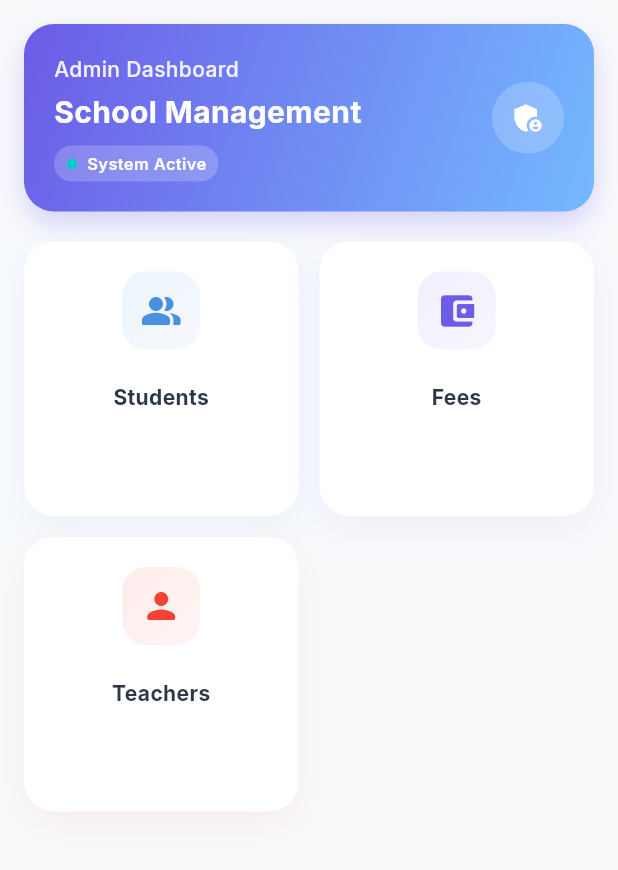
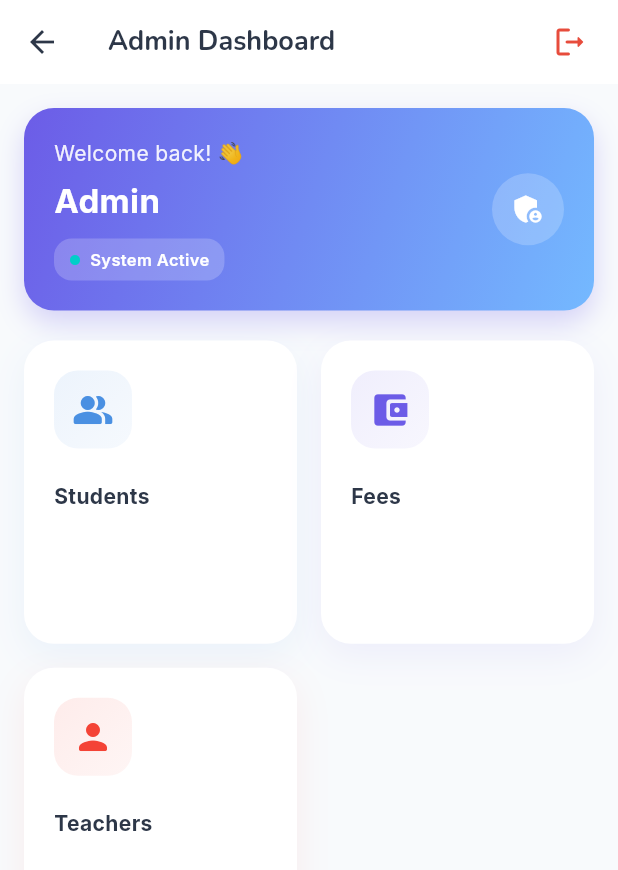
Before and after one commit to Aatif70/dps, a Flutter app: the AdminDashboardScreen screen opened by its route, on a phone screen of 412 x 824 dp. Shown: the top 870 px of the screen. Run offline on Flutter 3.47's test engine with Material 3 defaults, Android fonts, the phone set to English and light mode, and no system bars; our stand-ins replace animated_text_kit, file_picker, google_fonts, percent_indicator, photo_view, shared_preferences and 2 more; missing offline and left inert: flutter_inappwebview; accounts and stored records are empty; network calls fail.

Commit message:
admin logout

```diff
--- a/lib/screens/admin/admin_dashboard_screen.dart
+++ b/lib/screens/admin/admin_dashboard_screen.dart
@@ -1,5 +1,6 @@
 import 'package:flutter/material.dart';
 import 'package:dps/constants/app_routes.dart';
+import 'package:shared_preferences/shared_preferences.dart';
 
 import '../../services/admin_dashboard_service.dart';
 
@@ -15,6 +16,7 @@ class _AdminDashboardScreenState extends State<AdminDashboardScreen>
   late AnimationController _fadeAnimationController;
   late Animation<double> _fadeAnimation;
   late TabController _tabController;
+  String _fullName = '';
 
   // Data variables
   DashboardCounterData? _dashboardCounter;
@@ -28,6 +30,14 @@ class _AdminDashboardScreenState extends State<AdminDashboardScreen>
     super.initState();
     _initializeAnimation();
     _loadDashboardData();
+    _loadFullName();
+  }
+
+  Future<void> _loadFullName() async {
+    final prefs = await SharedPreferences.getInstance();
+    setState(() {
+      _fullName = prefs.getString('FullName') ?? 'Admin';
+    });
   }
 
   void _initializeAnimation() {
@@ -89,6 +99,23 @@ class _AdminDashboardScreenState extends State<AdminDashboardScreen>
   Widget build(BuildContext context) {
     return Scaffold(
       backgroundColor: const Color(0xFFF8FAFC),
+      appBar: AppBar(
+        title: const Text(
+          'Admin Dashboard',
+          style: TextStyle(fontWeight: FontWeight.bold, color: Color(0xFF2D3748)),
+        ),
+        backgroundColor: Colors.white,
+        elevation: 0,
+        iconTheme: const IconThemeData(color: Color(0xFF2D3748)),
+        actions: [
+          IconButton(
+            tooltip: 'Logout',
+            onPressed: _logout,
+            icon: const Icon(Icons.logout_rounded, color: Color(0xFFE74C3C)),
+          ),
+          const SizedBox(width: 8),
+        ],
+      ),
       body: SafeArea(
         child: FadeTransition(
           opacity: _fadeAnimation,
@@ -166,25 +193,26 @@ class _AdminDashboardScreenState extends State<AdminDashboardScreen>
               crossAxisAlignment: CrossAxisAlignment.start,
               children: [
                 Text(
-                  'Admin Dashboard',
+                  'Welcome back! 👋',
                   style: TextStyle(
                     color: Colors.white.withOpacity(0.9),
                     fontSize: 14,
-                    fontWeight: FontWeight.w500,
                   ),
                 ),
-                const SizedBox(height: 4),
-                const Text(
-                  'School Management',
-                  style: TextStyle(
+                const SizedBox(height: 6),
+                Text(
+                  _fullName.isEmpty ? 'Admin' : _fullName,
+                  style: const TextStyle(
                     color: Colors.white,
-                    fontSize: 20,
                     fontWeight: FontWeight.bold,
+                    fontSize: 22,
                   ),
+                  maxLines: 1,
+                  overflow: TextOverflow.ellipsis,
                 ),
-                const SizedBox(height: 8),
+                const SizedBox(height: 10),
                 Container(
-                  padding: const EdgeInsets.symmetric(horizontal: 8, vertical: 4),
+                  padding: const EdgeInsets.symmetric(horizontal: 10, vertical: 6),
                   decoration: BoxDecoration(
                     color: Colors.white.withOpacity(0.2),
                     borderRadius: BorderRadius.circular(12),
@@ -194,14 +222,7 @@ class _AdminDashboardScreenState extends State<AdminDashboardScreen>
                     children: [
                       Icon(Icons.circle, color: Color(0xFF00CEC9), size: 8),
                       SizedBox(width: 6),
-                      Text(
-                        'System Active',
-                        style: TextStyle(
-                          color: Colors.white,
-                          fontSize: 11,
-                          fontWeight: FontWeight.w600,
-                        ),
-                      ),
+                      Text('System Active', style: TextStyle(color: Colors.white, fontWeight: FontWeight.w600, fontSize: 11)),
                     ],
                   ),
                 ),
@@ -660,9 +681,9 @@ class _AdminDashboardScreenState extends State<AdminDashboardScreen>
         physics: const NeverScrollableScrollPhysics(),
         gridDelegate: const SliverGridDelegateWithFixedCrossAxisCount(
           crossAxisCount: 2,
-          mainAxisSpacing: 14,
-          crossAxisSpacing: 14,
-          childAspectRatio: 1,
+          mainAxisSpacing: 16,
+          crossAxisSpacing: 16,
+          childAspectRatio: 0.9,
         ),
         itemCount: features.length,
         itemBuilder: (context, index) {
@@ -684,7 +705,7 @@ class _AdminDashboardScreenState extends State<AdminDashboardScreen>
               child: Padding(
                 padding: const EdgeInsets.all(20),
                 child: Column(
-                  crossAxisAlignment: CrossAxisAlignment.center,
+                  crossAxisAlignment: CrossAxisAlignment.start,
                   children: [
                     Container(
                       padding: const EdgeInsets.all(12),
@@ -704,7 +725,6 @@ class _AdminDashboardScreenState extends State<AdminDashboardScreen>
                     const SizedBox(height: 22),
                     Text(
                       feature.title,
-                      textAlign: TextAlign.center,
                       style: const TextStyle(
                         fontWeight: FontWeight.bold,
                         color: Color(0xFF2D3748),
@@ -718,6 +738,13 @@ class _AdminDashboardScreenState extends State<AdminDashboardScreen>
         },
       ),
     );
+  }
+
+  Future<void> _logout() async {
+    final prefs = await SharedPreferences.getInstance();
+    await prefs.clear();
+    if (!mounted) return;
+    Navigator.pushNamedAndRemoveUntil(context, AppRoutes.login, (route) => false);
   }
 }
 
```
